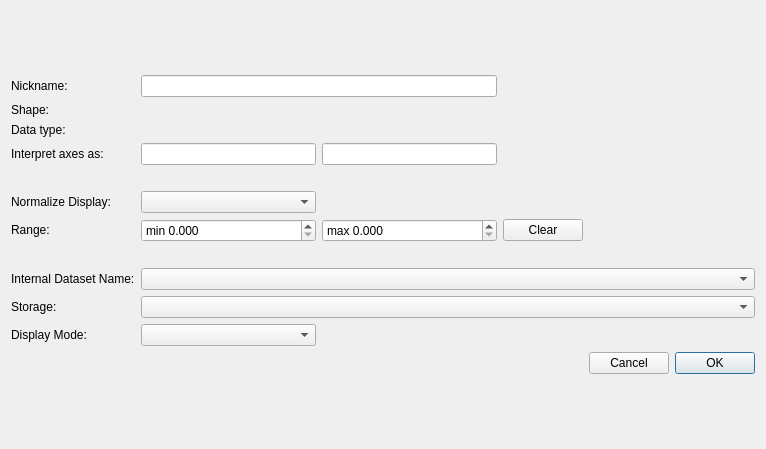
Before: the Qt Designer form ilastik/applets/dataSelection/datasetInfoEditorWidget.ui in ilastik/ilastik, drawn with Qt 5.
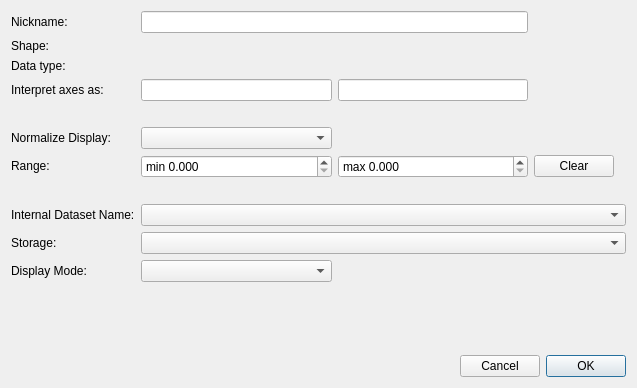
After: the same form once the commit is applied. Icons and pictures are not drawn.

Commit message:
enchanced dataEditorWidget layout
 * moved buttons to own layout
 * changed resizing behavior: previously the content would just sit in the
 middle of the window when resizing. Now buttons stay on bottom, content on
 top.
 * corrected tabstops

```diff
--- a/ilastik/applets/dataSelection/datasetInfoEditorWidget.ui
+++ b/ilastik/applets/dataSelection/datasetInfoEditorWidget.ui
@@ -6,8 +6,8 @@
    <rect>
     <x>0</x>
     <y>0</y>
-    <width>766</width>
-    <height>449</height>
+    <width>637</width>
+    <height>388</height>
    </rect>
   </property>
   <property name="sizePolicy">
@@ -16,6 +16,12 @@
     <verstretch>0</verstretch>
    </sizepolicy>
   </property>
+  <property name="minimumSize">
+   <size>
+    <width>637</width>
+    <height>388</height>
+   </size>
+  </property>
   <property name="windowTitle">
    <string>Dataset Properties</string>
   </property>
@@ -346,9 +352,37 @@
        </property>
       </widget>
      </item>
-
-
-     <item row="11" column="4">
+    </layout>
+   </item>
+   <item>
+    <spacer name="verticalSpacer">
+     <property name="orientation">
+      <enum>Qt::Vertical</enum>
+     </property>
+     <property name="sizeHint" stdset="0">
+      <size>
+       <width>20</width>
+       <height>40</height>
+      </size>
+     </property>
+    </spacer>
+   </item>
+   <item>
+    <layout class="QHBoxLayout" name="horizontalLayout">
+     <item>
+      <spacer name="horizontalSpacer">
+       <property name="orientation">
+        <enum>Qt::Horizontal</enum>
+       </property>
+       <property name="sizeHint" stdset="0">
+        <size>
+         <width>40</width>
+         <height>20</height>
+        </size>
+       </property>
+      </spacer>
+     </item>
+     <item>
       <widget class="QPushButton" name="cancelButton">
        <property name="sizePolicy">
         <sizepolicy hsizetype="Minimum" vsizetype="Fixed">
@@ -361,8 +395,7 @@
        </property>
       </widget>
      </item>
-
-     <item row="11" column="5">
+     <item>
       <widget class="QPushButton" name="okButton">
        <property name="sizePolicy">
         <sizepolicy hsizetype="Minimum" vsizetype="Fixed">
@@ -381,8 +414,6 @@
        </property>
       </widget>
      </item>
-
-
     </layout>
    </item>
   </layout>
```
Left out of the diff: 81 changed lines with no effect on the pictures. Lines whose indentation alone changed are shown as unchanged.
